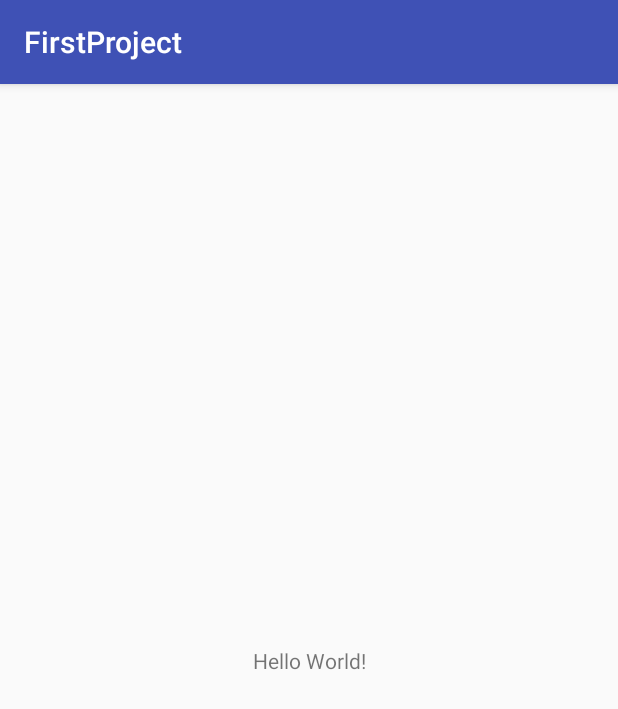
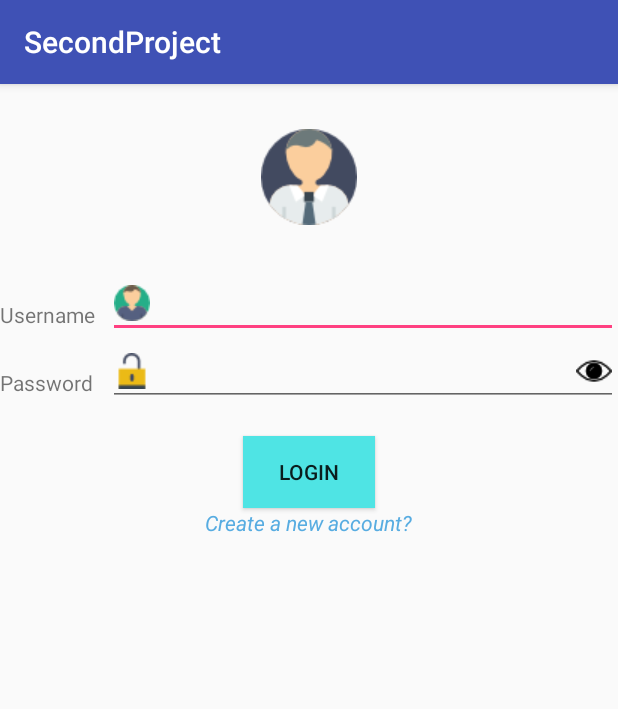
Before and after one commit to at-nhanphan/FirstProject, an Android app: the screen it shows after launch (MainActivity before the commit, LoginActivity after it), on a phone screen of 412 x 824 dp. Shown: the top 709 px of the screen. Run offline under Robolectric (Android 15) with nearby library versions, the phone set to English and light mode, and no system bars.

Commit message:
update code on FirstProject repo

```diff
--- a/app/src/main/AndroidManifest.xml
+++ b/app/src/main/AndroidManifest.xml
@@ -9,13 +9,15 @@
         android:roundIcon="@mipmap/ic_launcher_round"
         android:supportsRtl="true"
         android:theme="@style/AppTheme">
-        <activity android:name=".MainActivity">
+        <activity android:name=".MainActivity"></activity>
+        <activity android:name=".LoginActivity">
             <intent-filter>
                 <action android:name="android.intent.action.MAIN" />
 
                 <category android:name="android.intent.category.LAUNCHER" />
             </intent-filter>
         </activity>
+        <activity android:name=".RegisterActivity" />
     </application>
 
 </manifest>
--- /dev/null
+++ b/app/src/main/java/com/example/naunem/firstproject/LoginActivity.java
@@ -0,0 +1,75 @@
+package com.example.naunem.firstproject;
+
+import android.content.Intent;
+import android.os.Bundle;
+import android.support.annotation.Nullable;
+import android.support.v7.app.AppCompatActivity;
+import android.text.InputType;
+import android.util.Log;
+import android.view.MotionEvent;
+import android.view.View;
+import android.widget.Button;
+import android.widget.EditText;
+import android.widget.ImageView;
+import android.widget.TextView;
+import android.widget.Toast;
+
+/**
+ * Created by naunem on 08/03/2017.
+ */
+
+public class LoginActivity extends AppCompatActivity implements View.OnClickListener, View.OnTouchListener {
+
+    EditText mEdtUsername;
+    EditText mEdtPassword;
+    Button mBtnLogin;
+    ImageView mImgShowPass;
+    TextView mTvCreateAccount;
+
+    @Override
+    protected void onCreate(@Nullable Bundle savedInstanceState) {
+        super.onCreate(savedInstanceState);
+        setContentView(R.layout.login);
+
+        mEdtUsername = (EditText) findViewById(R.id.edtUsername);
+        mEdtPassword = (EditText) findViewById(R.id.edtPassword);
+        mBtnLogin = (Button) findViewById(R.id.btnLogin);
+        mBtnLogin.setOnClickListener(this);
+        mImgShowPass = (ImageView) findViewById(R.id.imgShowPass);
+        mTvCreateAccount = (TextView) findViewById(R.id.tvCreateAccount);
+        mTvCreateAccount.setOnClickListener(this);
+        mImgShowPass.setOnTouchListener(this);
+    }
+
+    @Override
+    public void onClick(View v) {
+        switch (v.getId()) {
+            case R.id.btnLogin:
+                Toast.makeText(this, "Username: " + mEdtUsername.getText().toString() + "\nPassword: " + mEdtPassword.getText().toString(), Toast.LENGTH_LONG).show();
+                Intent intentMain = new Intent(LoginActivity.this, MainActivity.class);
+
+                Bundle bundle = new Bundle();
+                bundle.putString("username", mEdtUsername.getText().toString());
+                bundle.putString("password", mEdtPassword.getText().toString());
+
+                startActivity(intentMain);
+                break;
+            case R.id.tvCreateAccount:
+                Intent intentRegister = new Intent(this, RegisterActivity.class);
+                startActivity(intentRegister);
+        }
+    }
+
+    @Override
+    public boolean onTouch(View v, MotionEvent event) {
+        if (MotionEvent.ACTION_DOWN == event.getAction()) {
+            Log.d("TAG", "onTouch: down");
+            mEdtPassword.setInputType(InputType.TYPE_TEXT_VARIATION_VISIBLE_PASSWORD);
+        }
+        if (MotionEvent.ACTION_UP == event.getAction()) {
+            mEdtPassword.setInputType(InputType.TYPE_CLASS_TEXT | InputType.TYPE_TEXT_VARIATION_PASSWORD);
+            Log.d("TAG", "onTouch: up");
+        }
+        return true;
+    }
+}
--- /dev/null
+++ b/app/src/main/res/layout/login.xml
@@ -0,0 +1,29 @@
+<?xml version="1.0" encoding="utf-8"?>
+<RelativeLayout xmlns:android="http://schemas.android.com/apk/res/android"
+    android:orientation="vertical" android:layout_width="match_parent"
+    android:layout_height="match_parent">
+
+    <include layout="@layout/temp"
+        android:id="@+id/temp"/>
+
+    <Button
+        android:layout_width="wrap_content"
+        android:layout_height="wrap_content"
+        android:id="@+id/btnLogin"
+        android:text="Login"
+        android:layout_below="@+id/temp"
+        android:layout_centerHorizontal="true"
+        android:layout_marginTop="20dp"
+        android:background="#4fe4e4"/>
+
+    <TextView
+        android:id="@+id/tvCreateAccount"
+        android:layout_width="wrap_content"
+        android:layout_height="wrap_content"
+        android:text="Create a new account?"
+        android:textColor="#57ace1"
+        android:layout_below="@+id/btnLogin"
+        android:layout_centerHorizontal="true"
+        android:textStyle="italic"
+        />
+</RelativeLayout>
--- /dev/null
+++ b/app/src/main/res/layout/temp.xml
@@ -0,0 +1,70 @@
+<?xml version="1.0" encoding="utf-8"?>
+<RelativeLayout xmlns:android="http://schemas.android.com/apk/res/android"
+    android:layout_width="match_parent"
+    android:layout_height="wrap_content">
+
+    <ImageView
+        android:layout_width="wrap_content"
+        android:layout_height="wrap_content"
+        android:id="@+id/imgLogo"
+        android:background="@drawable/ic_logo"
+        android:layout_centerHorizontal="true"
+        android:layout_marginTop="30dp"
+        android:layout_marginBottom="30dp"/>
+
+    <TextView
+        android:layout_width="wrap_content"
+        android:layout_height="wrap_content"
+        android:id="@+id/tvUsername"
+        android:text="Username"
+        android:layout_below="@+id/imgLogo"
+        android:paddingTop="20dp"
+        android:layout_alignBottom="@+id/edtUsername"/>
+
+    <EditText
+        android:layout_width="match_parent"
+        android:layout_height="wrap_content"
+        android:id="@+id/edtUsername"
+        android:layout_below="@+id/imgLogo"
+        android:layout_toRightOf="@+id/tvUsername"
+        android:layout_alignLeft="@+id/edtPassword"
+        android:drawableLeft="@drawable/ic_user"
+        android:maxLines="1"
+        android:ellipsize="end"
+        android:inputType="text"
+        android:ems="20"/>
+
+    <TextView
+        android:layout_width="wrap_content"
+        android:layout_height="wrap_content"
+        android:id="@+id/tvPassword"
+        android:text="Password"
+        android:layout_below="@+id/tvUsername"
+        android:layout_marginTop="10dp"
+        android:layout_alignBottom="@+id/edtPassword"
+        android:paddingTop="10dp" />
+
+    <EditText
+        android:layout_width="match_parent"
+        android:layout_height="wrap_content"
+        android:id="@+id/edtPassword"
+        android:layout_below="@+id/edtUsername"
+        android:layout_toRightOf="@+id/tvPassword"
+        android:layout_marginLeft="10dp"
+        android:drawableLeft="@drawable/ic_locked"
+        android:inputType="textPassword"
+        android:maxLines="1"
+        android:ellipsize="end"
+        android:ems="20"
+        android:drawableRight="@drawable/ic_view"/>
+
+    <ImageView
+        android:layout_width="wrap_content"
+        android:layout_height="wrap_content"
+        android:id="@+id/imgShowPass"
+        android:background="@drawable/ic_view"
+        android:layout_alignRight="@+id/edtPassword"
+        android:layout_alignBottom="@+id/edtPassword"
+        android:layout_marginBottom="11dp"
+        android:layout_marginRight="4dp"/>
+</RelativeLayout>
```
Also changed, not shown: app/src/main/java/com/example/naunem/firstproject/MainActivity.java (+23 -2 lines), app/src/main/java/com/example/naunem/firstproject/RegisterActivity.java (added, +117 -0 lines), app/src/main/res/layout/activity_main.xml (+45 -10 lines), app/src/main/res/layout/item_listview.xml (added, +54 -0 lines), app/src/main/res/layout/register.xml (added, +99 -0 lines), app/src/main/res/values/strings.xml (+15 -1 lines), app/src/main/res/drawable/ic_back.png (added), app/src/main/res/drawable/ic_locked.png (added), app/src/main/res/drawable/ic_logo.png (added), app/src/main/res/drawable/ic_settings.png (added), app/src/main/res/drawable/ic_user.png (added), app/src/main/res/drawable/ic_view.png (added).
